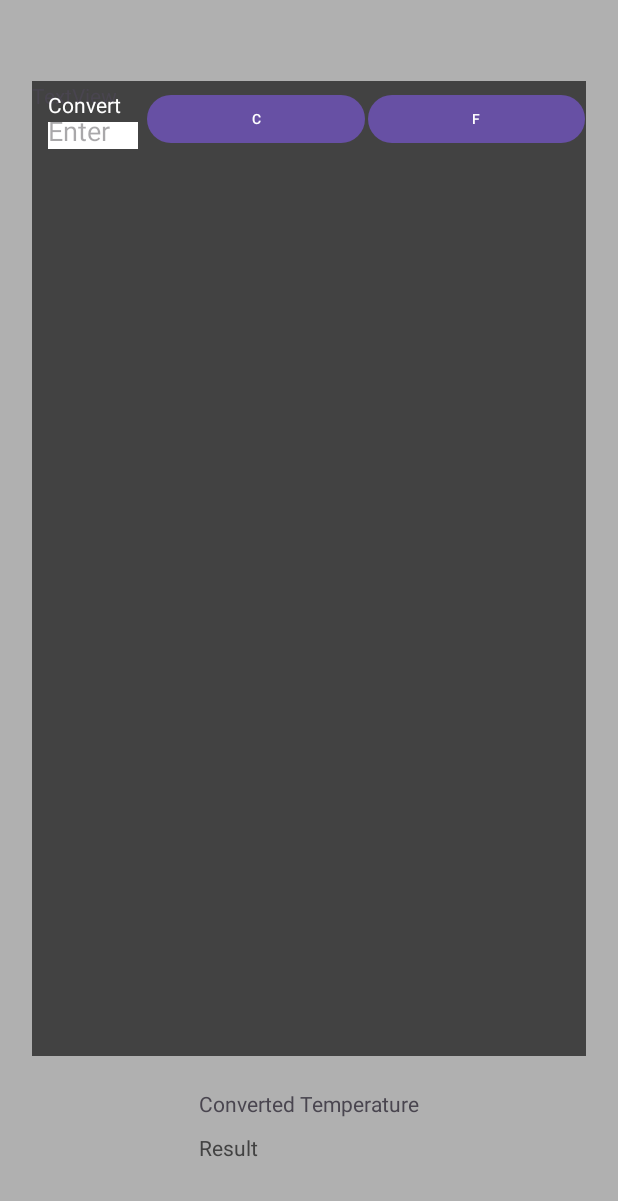
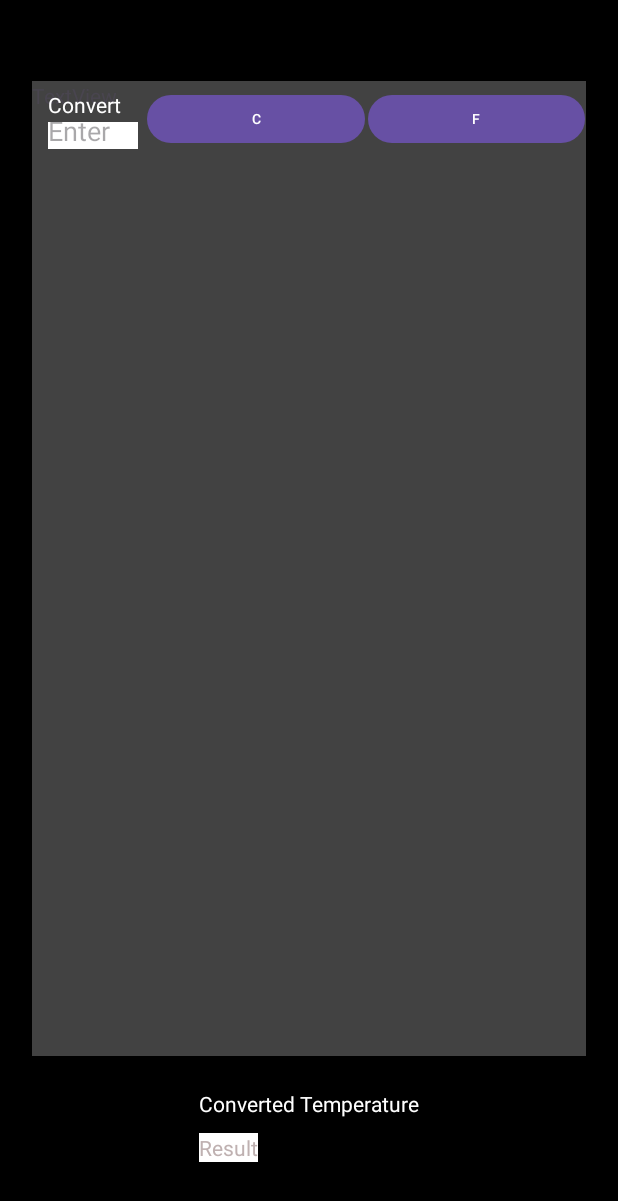
Before and after one commit to mushfiqurrahman-git/AndroidWearTemperatureConverter, an Android app: the screen it shows after launch (MainActivity), on a phone screen of 412 x 824 dp. Shown: the top 1201 px of the screen. Run offline under Robolectric (Android 15) with nearby library versions, the phone set to English and light mode, and no system bars; plain views replace BoxInsetLayout.

Commit message:
final UI

```diff
--- a/app/src/main/res/layout/activity_main.xml
+++ b/app/src/main/res/layout/activity_main.xml
@@ -5,7 +5,7 @@
     android:layout_width="match_parent"
     android:layout_height="match_parent"
     android:padding="16dp"
-    android:background="#B0B0B0"
+    android:background="#000000"
     tools:layout_editor_absoluteX="-16dp"
     tools:layout_editor_absoluteY="-7dp">
 
@@ -86,6 +86,7 @@
             android:layout_width="wrap_content"
             android:layout_height="wrap_content"
             android:layout_marginBottom="10dp"
+            android:textColor="@color/cardview_light_background"
             android:text="Converted Temperature"
             app:layout_constraintBottom_toTopOf="@+id/textView21"
             app:layout_constraintEnd_toEndOf="parent"
@@ -98,8 +99,8 @@
             android:layout_height="wrap_content"
             android:layout_marginBottom="33dp"
             android:hint="@string/result"
-
-            android:textColorHint="@color/cardview_dark_background"
+            android:background="@color/cardview_light_background"
+            android:textColorHint="#BFB1B1"
             app:layout_constraintBottom_toBottomOf="parent"
             app:layout_constraintStart_toStartOf="@+id/textView20"
             app:layout_constraintTop_toBottomOf="@+id/textView20" />
```
